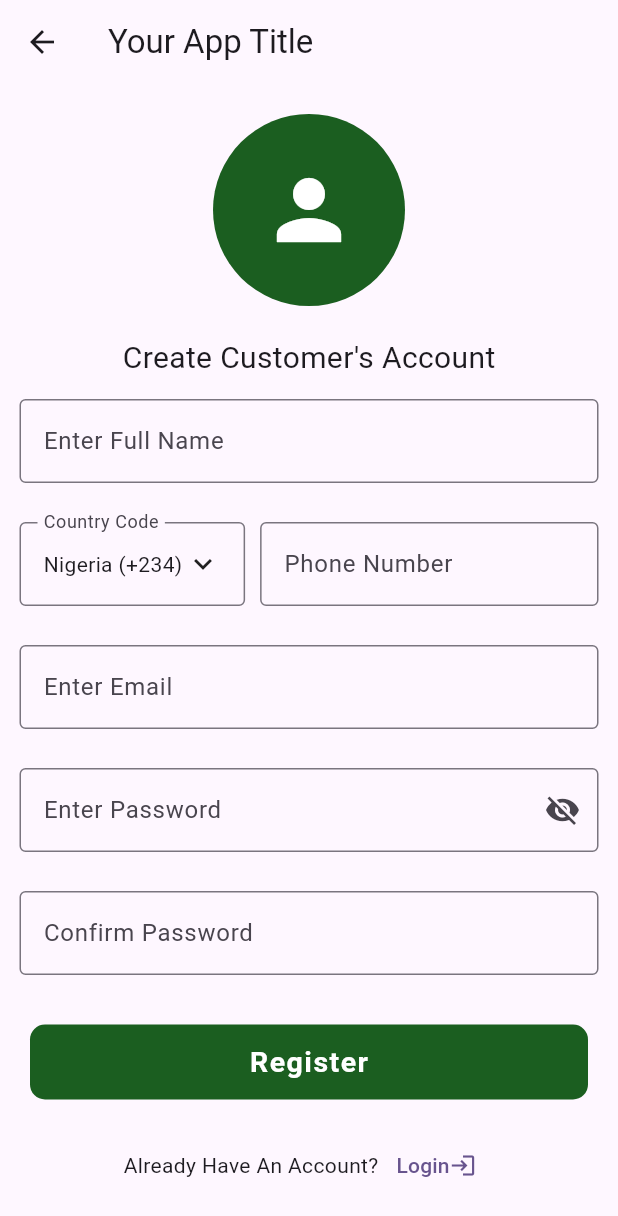
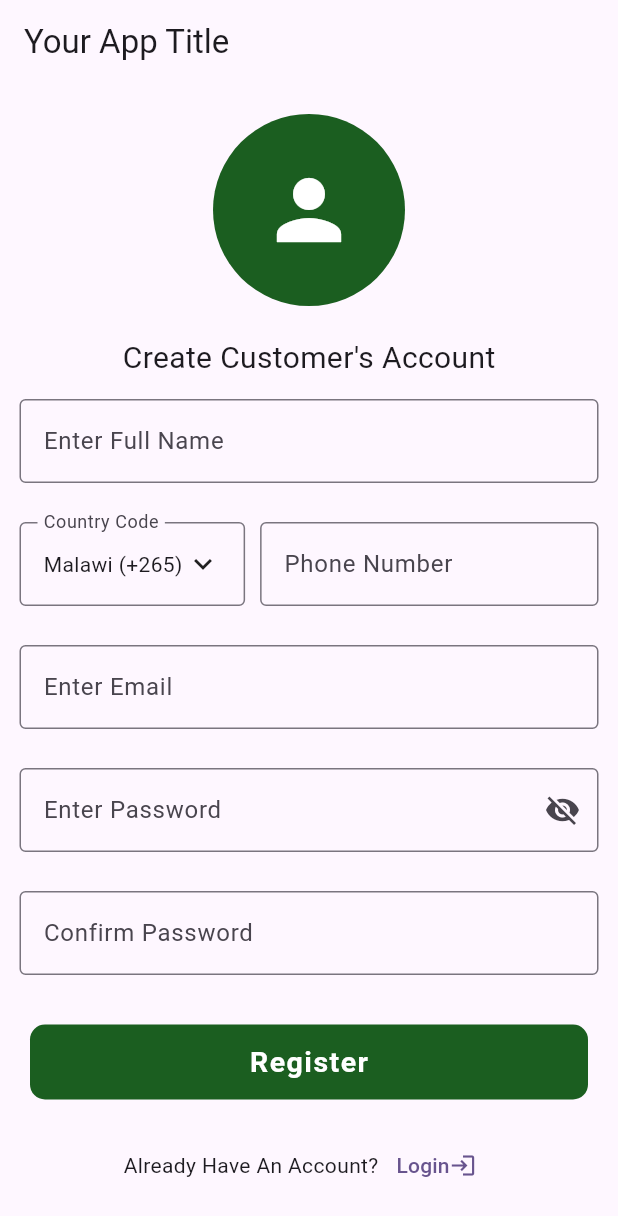
Before and after one commit to robertjmaneno/msika_wathu, a Flutter app: the RegisterScreen screen opened directly, on a phone screen of 412 x 824 dp. Shown: the top 1216 px of the screen. Run offline on Flutter 3.47's test engine with Material 2 defaults, Android fonts, the phone set to English and light mode, and no system bars; our stand-ins replace cached_network_image, cloud_firestore, firebase_auth, firebase_core, flutter_svg; accounts and stored records are empty.

```diff
--- a/lib/main.dart
+++ b/lib/main.dart
@@ -1,7 +1,7 @@
 import 'package:firebase_core/firebase_core.dart';
 import 'package:flutter/material.dart';
 import 'package:msika_wathu/firebase_options.dart';
-import 'package:msika_wathu/views/buyer/auth/loging_screan.dart';
+import 'package:msika_wathu/views/buyer/auth/register_screen.dart';
 
 void main() async {
   WidgetsFlutterBinding.ensureInitialized();
@@ -23,6 +23,6 @@ class MyApp extends StatelessWidget {
           colorScheme: ColorScheme.fromSeed(seedColor: Colors.deepPurple),
           useMaterial3: true,
         ),
-        home: const BLoginScrean());
+        home: const RegisterScreen());
   }
 }
--- a/lib/utils/show_snackBar.dart
+++ b/lib/utils/show_snackBar.dart
@@ -4,6 +4,6 @@ showSnack(context, String title) {
   ScaffoldMessenger.of(context).showSnackBar(SnackBar(
       content: Text(
     title,
-    style: TextStyle(fontWeight: FontWeight.bold),
+    style: const TextStyle(fontWeight: FontWeight.bold),
   )));
 }
--- a/lib/views/buyer/auth/register_screen.dart
+++ b/lib/views/buyer/auth/register_screen.dart
@@ -38,7 +38,7 @@ class _RegisterScreenState extends State<RegisterScreen> {
         }
       } else {
         ScaffoldMessenger.of(context).showSnackBar(
-          SnackBar(
+          const SnackBar(
             content: Text('Passwords do not match'),
             backgroundColor: Colors.red,
           ),
@@ -123,7 +123,7 @@ class _RegisterScreenState extends State<RegisterScreen> {
                         fullName = value;
                       });
                     },
-                    decoration: InputDecoration(
+                    decoration: const InputDecoration(
                       labelText: 'Enter Full Name',
                       border: OutlineInputBorder(
                         borderSide: BorderSide(
@@ -160,7 +160,7 @@ class _RegisterScreenState extends State<RegisterScreen> {
                             });
                           },
                           keyboardType: TextInputType.number,
-                          decoration: InputDecoration(
+                          decoration: const InputDecoration(
                             labelText: 'Phone Number',
                             border: OutlineInputBorder(
                               borderSide: BorderSide(
@@ -193,7 +193,7 @@ class _RegisterScreenState extends State<RegisterScreen> {
                         email = value;
                       });
                     },
-                    decoration: InputDecoration(
+                    decoration: const InputDecoration(
                       labelText: 'Enter Email',
                       border: OutlineInputBorder(
                         borderSide: BorderSide(
@@ -232,7 +232,7 @@ class _RegisterScreenState extends State<RegisterScreen> {
                     obscureText: !isPasswordVisible,
                     decoration: InputDecoration(
                       labelText: 'Enter Password',
-                      border: OutlineInputBorder(
+                      border: const OutlineInputBorder(
                         borderSide: BorderSide(
                           color: Colors.green,
                         ),
@@ -250,12 +250,12 @@ class _RegisterScreenState extends State<RegisterScreen> {
                         },
                       ),
                       suffix: passwordsMatch
-                          ? Icon(
+                          ? const Icon(
                               Icons.check,
                               color: Colors.green,
                             )
                           : confirmPassword.isNotEmpty
-                              ? Icon(
+                              ? const Icon(
                                   Icons.close,
                                   color: Colors.red,
                                 )
@@ -287,18 +287,18 @@ class _RegisterScreenState extends State<RegisterScreen> {
                     obscureText: !isPasswordVisible,
                     decoration: InputDecoration(
                       labelText: 'Confirm Password',
-                      border: OutlineInputBorder(
+                      border: const OutlineInputBorder(
                         borderSide: BorderSide(
                           color: Colors.green,
                         ),
                       ),
                       suffix: passwordsMatch
-                          ? Icon(
+                          ? const Icon(
                               Icons.check,
                               color: Colors.green,
                             )
                           : confirmPassword.isNotEmpty
-                              ? Icon(
+                              ? const Icon(
                                   Icons.close,
                                   color: Colors.red,
                                 )
@@ -435,12 +435,12 @@ class _CountrySelect extends StatefulWidget {
 }
 
 class __CountrySelectState extends State<_CountrySelect> {
-  String? _selectedCountry = 'Nigeria (+234)';
+  String? _selectedCountry = 'Malawi (+265)';
 
   void _showCountryMenu(BuildContext context) {
     final RenderBox button = context.findRenderObject() as RenderBox;
     final RenderBox overlay =
-        Overlay.of(context)!.context.findRenderObject() as RenderBox;
+        Overlay.of(context).context.findRenderObject() as RenderBox;
 
     final RelativeRect position = RelativeRect.fromRect(
       Rect.fromPoints(
@@ -497,7 +497,7 @@ class __CountrySelectState extends State<_CountrySelect> {
         _showCountryMenu(context);
       },
       child: InputDecorator(
-        decoration: InputDecoration(
+        decoration: const InputDecoration(
           labelText: 'Country Code',
           border: OutlineInputBorder(
             borderSide: BorderSide(
--- a/lib/views/buyer/nav_screens/home_screen.dart
+++ b/lib/views/buyer/nav_screens/home_screen.dart
@@ -16,7 +16,7 @@ class _HomeScreenState extends State<HomeScreen> {
   Widget build(BuildContext context) {
     return SafeArea(
       child: Scaffold(
-        backgroundColor: Color.fromARGB(255, 229, 227, 227),
+        backgroundColor: const Color.fromARGB(255, 229, 227, 227),
         body: LayoutBuilder(
           builder: (context, constraints) {
             // Get the device screen width
--- a/lib/views/buyer/nav_screens/widgets/search_input_widget.dart
+++ b/lib/views/buyer/nav_screens/widgets/search_input_widget.dart
@@ -15,8 +15,8 @@ class SearchInputWidget extends StatelessWidget {
           border: Border.all(color: Colors.white),
           borderRadius: BorderRadius.circular(13),
         ),
-        child: Padding(
-          padding: const EdgeInsets.only(left: 20.0),
+        child: const Padding(
+          padding: EdgeInsets.only(left: 20.0),
           child: TextField(
             decoration: InputDecoration(
               border: InputBorder.none,
```
Also changed, not shown: lib/views/buyer/auth/loging_screan.dart (+14 -14 lines).
